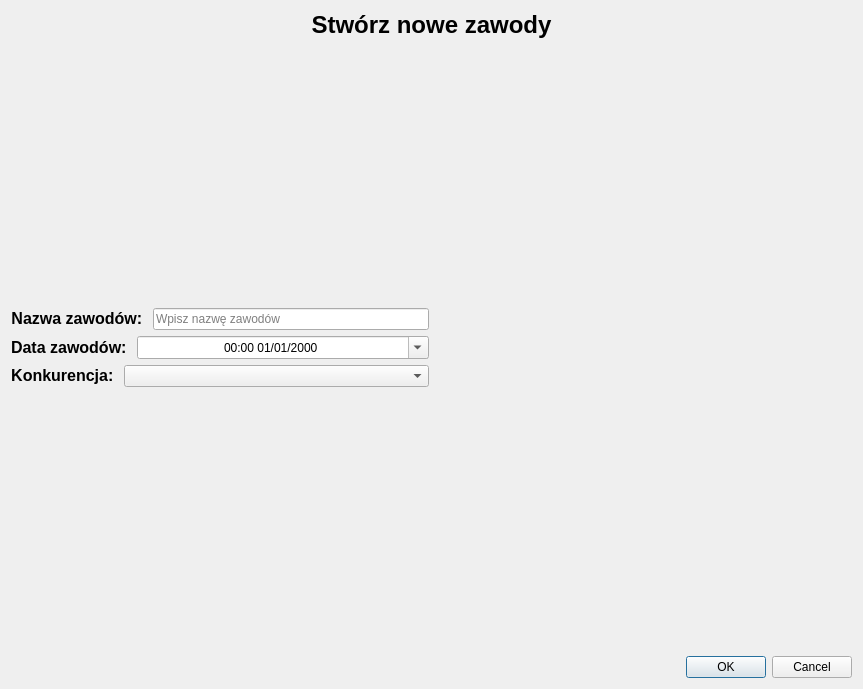
Above: Ui_Files/NoweZawodyDialog.ui from Verter18328/SOKs_LOK before the change. Below: the same form after it.
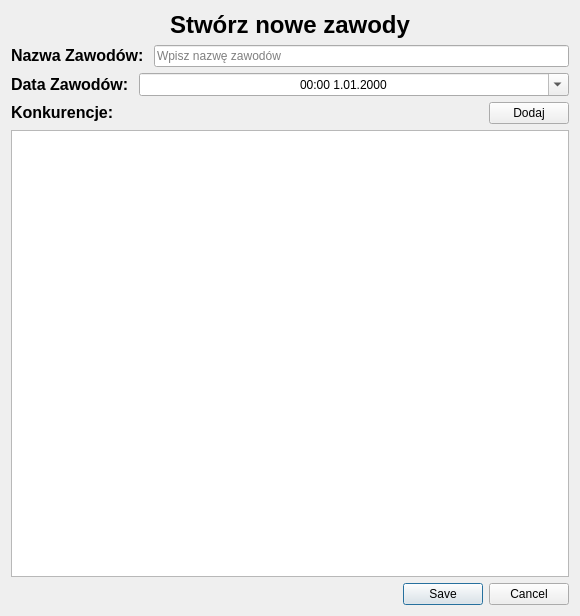
That is the form after the change.

Commit message: Add competition creator dialog and UI updates

```diff
--- a/Ui_Files/NoweZawodyDialog.ui
+++ b/Ui_Files/NoweZawodyDialog.ui
@@ -6,8 +6,8 @@
    <rect>
     <x>0</x>
     <y>0</y>
-    <width>863</width>
-    <height>689</height>
+    <width>580</width>
+    <height>616</height>
    </rect>
   </property>
   <property name="sizePolicy">
@@ -20,17 +20,31 @@
    <string>Dialog</string>
   </property>
   <layout class="QGridLayout" name="gridLayout">
-   <item row="22" column="1">
+   <item row="6" column="0" colspan="8">
+    <widget class="QListWidget" name="konkurencje_list"/>
+   </item>
+   <item row="10" column="0">
     <widget class="QDialogButtonBox" name="buttonBox">
-     <property name="orientation">
-      <enum>Qt::Orientation::Horizontal</enum>
+     <property name="standardButtons">
+      <set>QDialogButtonBox::NoButton</set>
      </property>
+    </widget>
+   </item>
+   <item row="10" column="7">
+    <widget class="QDialogButtonBox" name="buttonBox_zawody">
      <property name="standardButtons">
-      <set>QDialogButtonBox::StandardButton::Cancel|QDialogButtonBox::StandardButton::Ok</set>
+      <set>QDialogButtonBox::Cancel|QDialogButtonBox::Save</set>
      </property>
     </widget>
    </item>
-   <item row="1" column="0" colspan="2">
+   <item row="5" column="0">
+    <widget class="QLabel" name="label_4">
+     <property name="text">
+      <string>&lt;html&gt;&lt;head/&gt;&lt;body&gt;&lt;p&gt;&lt;span style=&quot; font-size:12pt; font-weight:600;&quot;&gt;Konkurencje: &lt;/span&gt;&lt;/p&gt;&lt;/body&gt;&lt;/html&gt;</string>
+     </property>
+    </widget>
+   </item>
+   <item row="0" column="0" colspan="8">
     <widget class="QLabel" name="label_2">
      <property name="sizePolicy">
       <sizepolicy hsizetype="Preferred" vsizetype="Maximum">
@@ -43,20 +57,34 @@
      </property>
     </widget>
    </item>
-   <item row="8" column="0">
-    <layout class="QVBoxLayout" name="inputs_layout">
-     <item>
+   <item row="5" column="7">
+    <widget class="QPushButton" name="button_dodaj_konkurencje">
+     <property name="sizePolicy">
+      <sizepolicy hsizetype="Maximum" vsizetype="Fixed">
+       <horstretch>0</horstretch>
+       <verstretch>0</verstretch>
+      </sizepolicy>
+     </property>
+     <property name="layoutDirection">
+      <enum>Qt::RightToLeft</enum>
+     </property>
+     <property name="text">
+      <string>Dodaj</string>
+     </property>
+    </widget>
+   </item>
+   <item row="1" column="0" colspan="8">
       <layout class="QHBoxLayout" name="horizontalLayout">
        <item>
         <widget class="QLabel" name="label">
          <property name="sizePolicy">
-          <sizepolicy hsizetype="Preferred" vsizetype="Maximum">
+        <sizepolicy hsizetype="Maximum" vsizetype="Preferred">
            <horstretch>0</horstretch>
            <verstretch>0</verstretch>
           </sizepolicy>
          </property>
          <property name="text">
-          <string>&lt;html&gt;&lt;head/&gt;&lt;body&gt;&lt;p align=&quot;center&quot;&gt;&lt;span style=&quot; font-size:12pt; font-weight:700;&quot;&gt;Nazwa zawodów: &lt;/span&gt;&lt;/p&gt;&lt;/body&gt;&lt;/html&gt;</string>
+        <string>&lt;html&gt;&lt;head/&gt;&lt;body&gt;&lt;p&gt;&lt;span style=&quot; font-size:12pt; font-weight:600;&quot;&gt;Nazwa Zawodów: &lt;/span&gt;&lt;/p&gt;&lt;/body&gt;&lt;/html&gt;</string>
          </property>
         </widget>
        </item>
@@ -69,44 +97,40 @@
        </item>
       </layout>
      </item>
-     <item>
+   <item row="4" column="0" colspan="8">
       <layout class="QHBoxLayout" name="horizontalLayout_2">
        <item>
         <widget class="QLabel" name="label_3">
+       <property name="sizePolicy">
+        <sizepolicy hsizetype="Maximum" vsizetype="Preferred">
+         <horstretch>0</horstretch>
+         <verstretch>0</verstretch>
+        </sizepolicy>
+       </property>
          <property name="text">
-          <string>&lt;html&gt;&lt;head/&gt;&lt;body&gt;&lt;p align=&quot;center&quot;&gt;&lt;span style=&quot; font-size:12pt; font-weight:700;&quot;&gt;Data zawodów: &lt;/span&gt;&lt;/p&gt;&lt;/body&gt;&lt;/html&gt;</string>
+        <string>&lt;html&gt;&lt;head/&gt;&lt;body&gt;&lt;p&gt;&lt;span style=&quot; font-size:12pt; font-weight:600;&quot;&gt;Data Zawodów: &lt;/span&gt;&lt;/p&gt;&lt;/body&gt;&lt;/html&gt;</string>
          </property>
         </widget>
        </item>
        <item>
         <widget class="QDateTimeEdit" name="dateTime_input">
          <property name="sizePolicy">
-          <sizepolicy hsizetype="Expanding" vsizetype="Fixed">
+        <sizepolicy hsizetype="Minimum" vsizetype="Fixed">
            <horstretch>0</horstretch>
            <verstretch>0</verstretch>
           </sizepolicy>
          </property>
-         <property name="frame">
-          <bool>true</bool>
-         </property>
          <property name="alignment">
           <set>Qt::AlignmentFlag::AlignCenter</set>
          </property>
          <property name="buttonSymbols">
-          <enum>QAbstractSpinBox::ButtonSymbols::NoButtons</enum>
-         </property>
-         <property name="dateTime">
-          <datetime>
-           <hour>0</hour>
-           <minute>0</minute>
-           <second>0</second>
-           <year>2000</year>
-           <month>1</month>
-           <day>1</day>
-          </datetime>
+        <enum>QAbstractSpinBox::NoButtons</enum>
+       </property>
+       <property name="showGroupSeparator" stdset="0">
+        <bool>false</bool>
          </property>
          <property name="displayFormat">
-          <string>HH:mm dd/MM/yyyy </string>
+        <string>HH:mm d.MM.yyyy</string>
          </property>
          <property name="calendarPopup">
           <bool>true</bool>
@@ -114,55 +138,6 @@
         </widget>
        </item>
       </layout>
-     </item>
-     <item>
-      <layout class="QHBoxLayout" name="konkurencja_layout1">
-       <item>
-        <widget class="QLabel" name="label_1">
-         <property name="text">
-          <string>&lt;html&gt;&lt;head/&gt;&lt;body&gt;&lt;p align=&quot;center&quot;&gt;&lt;span style=&quot; font-size:12pt; font-weight:700;&quot;&gt;Konkurencja: &lt;/span&gt;&lt;/p&gt;&lt;/body&gt;&lt;/html&gt;</string>
-         </property>
-        </widget>
-       </item>
-       <item>
-        <widget class="QComboBox" name="comboBox_konkurencja1">
-         <property name="sizePolicy">
-          <sizepolicy hsizetype="Expanding" vsizetype="Fixed">
-           <horstretch>0</horstretch>
-           <verstretch>0</verstretch>
-          </sizepolicy>
-         </property>
-        </widget>
-       </item>
-      </layout>
-     </item>
-    </layout>
-   </item>
-   <item row="7" column="0">
-    <spacer name="verticalSpacer">
-     <property name="orientation">
-      <enum>Qt::Orientation::Vertical</enum>
-     </property>
-     <property name="sizeHint" stdset="0">
-      <size>
-       <width>20</width>
-       <height>40</height>
-      </size>
-     </property>
-    </spacer>
-   </item>
-   <item row="21" column="1">
-    <spacer name="verticalSpacer_2">
-     <property name="orientation">
-      <enum>Qt::Orientation::Vertical</enum>
-     </property>
-     <property name="sizeHint" stdset="0">
-      <size>
-       <width>20</width>
-       <height>40</height>
-      </size>
-     </property>
-    </spacer>
    </item>
   </layout>
  </widget>
```
Left out of the diff: 6 changed lines with no effect on the pictures. Lines whose indentation alone changed are shown as unchanged. The commit also changes 26 other files.
